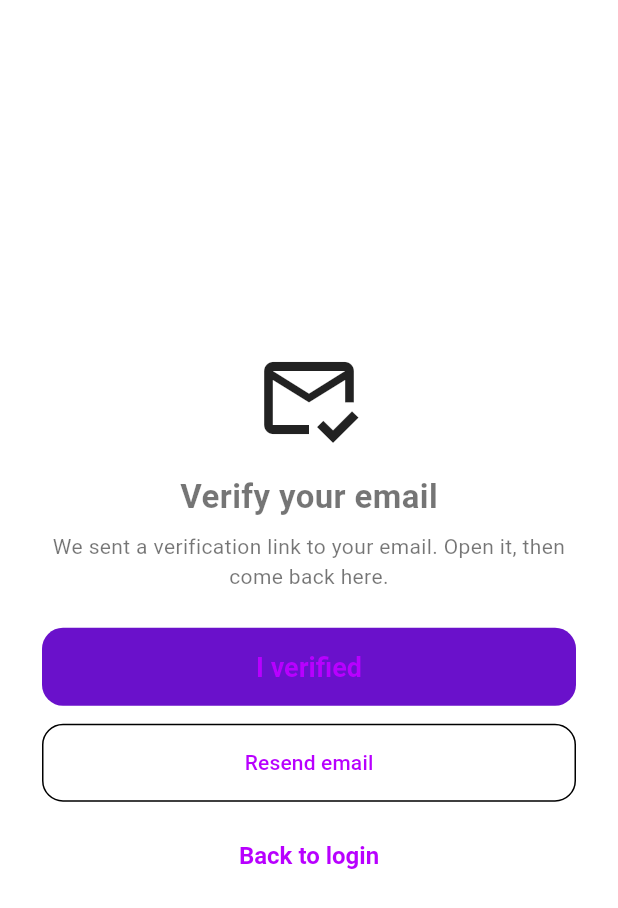
After one commit to ShahamHijab/visionbot, a Flutter app: the VerifyEmailScreen screen opened by its route, on a phone screen of 412 x 824 dp. The commit adds this screen. Shown: the top 908 px of the screen. Run offline on Flutter 3.47's test engine with Material 3 defaults, Android fonts, the phone set to English and light mode, and no system bars; our stand-ins replace cloud_firestore, firebase_auth, firebase_core, google_sign_in; accounts and stored records are empty.

Commit message:
trying to add verify email feature

```diff
--- a/mad_project/lib/routes/app_routes.dart
+++ b/mad_project/lib/routes/app_routes.dart
@@ -17,6 +17,7 @@ import '../screens/logs/logs_history_screen.dart';
 import '../screens/settings/settings_screen.dart';
 import '../screens/settings/about_screen.dart';
 import '../screens/settings/user_guide_screen.dart';
+import '../screens/auth/verify_email_screen.dart';
 
 class AppRoutes {
   // Auth Routes
@@ -25,6 +26,7 @@ class AppRoutes {
   static const String signup = '/signup';
   static const String forgotPassword = '/forgot-password';
   static const String roleSelection = '/role-selection';
+  static const String verifyEmail = '/verify-email';
 
   // Main Routes
   static const String dashboard = '/dashboard';
@@ -72,5 +74,6 @@ class AppRoutes {
     settings: (_) => const SettingsScreen(),
     about: (_) => const AboutScreen(),
     userGuide: (_) => const UserGuideScreen(),
+    verifyEmail: (_) => const VerifyEmailScreen(),
   };
 }
--- a/mad_project/lib/screens/auth/role_selection_screen.dart
+++ b/mad_project/lib/screens/auth/role_selection_screen.dart
@@ -1,3 +1,4 @@
+// lib/screens/auth/role_selection_screen.dart
 import 'package:flutter/material.dart';
 import 'package:firebase_auth/firebase_auth.dart';
 import '../../routes/app_routes.dart';
@@ -102,7 +103,7 @@ class _RoleSelectionScreenState extends State<RoleSelectionScreen> {
       if (!mounted) return;
       Navigator.pushNamedAndRemoveUntil(
         context,
-        AppRoutes.dashboard,
+        AppRoutes.verifyEmail,
         (route) => false,
       );
     } on FirebaseAuthException catch (e) {
--- /dev/null
+++ b/mad_project/lib/screens/auth/verify_email_screen.dart
@@ -0,0 +1,137 @@
+// lib/screens/auth/verify_email_screen.dart
+import 'package:flutter/material.dart';
+import '../../routes/app_routes.dart';
+import '../../services/auth_service.dart';
+
+class VerifyEmailScreen extends StatefulWidget {
+  const VerifyEmailScreen({super.key});
+
+  @override
+  State<VerifyEmailScreen> createState() => _VerifyEmailScreenState();
+}
+
+class _VerifyEmailScreenState extends State<VerifyEmailScreen> {
+  final AuthService _authService = AuthService();
+  bool _sending = false;
+  bool _checking = false;
+
+  Future<void> _resend() async {
+    setState(() => _sending = true);
+    try {
+      await _authService.resendEmailVerification();
+      if (!mounted) return;
+      ScaffoldMessenger.of(context).showSnackBar(
+        const SnackBar(
+          content: Text('Verification email sent'),
+          backgroundColor: Colors.green,
+        ),
+      );
+    } catch (_) {
+      if (!mounted) return;
+      ScaffoldMessenger.of(context).showSnackBar(
+        const SnackBar(
+          content: Text('Failed to send email'),
+          backgroundColor: Colors.red,
+        ),
+      );
+    } finally {
+      if (mounted) setState(() => _sending = false);
+    }
+  }
+
+  Future<void> _iVerified() async {
+    setState(() => _checking = true);
+    try {
+      final ok = await _authService.refreshAndCheckEmailVerified();
+      if (!mounted) return;
+
+      if (ok) {
+        Navigator.pushNamedAndRemoveUntil(
+          context,
+          AppRoutes.dashboard,
+          (route) => false,
+        );
+      } else {
+        ScaffoldMessenger.of(context).showSnackBar(
+          const SnackBar(
+            content: Text('Email not verified yet'),
+            backgroundColor: Colors.red,
+          ),
+        );
+      }
+    } finally {
+      if (mounted) setState(() => _checking = false);
+    }
+  }
+
+  @override
+  Widget build(BuildContext context) {
+    return Scaffold(
+      backgroundColor: Colors.white,
+      body: SafeArea(
+        child: Padding(
+          padding: const EdgeInsets.symmetric(horizontal: 28),
+          child: Column(
+            mainAxisAlignment: MainAxisAlignment.center,
+            children: [
+              const Icon(Icons.mark_email_read_outlined, size: 72),
+              const SizedBox(height: 14),
+              const Text(
+                'Verify your email',
+                style: TextStyle(fontSize: 22, fontWeight: FontWeight.w700),
+              ),
+              const SizedBox(height: 8),
+              const Text(
+                'We sent a verification link to your email. Open it, then come back here.',
+                textAlign: TextAlign.center,
+                style: TextStyle(color: Colors.black54),
+              ),
+              const SizedBox(height: 24),
+              SizedBox(
+                width: double.infinity,
+                height: 52,
+                child: ElevatedButton(
+                  onPressed: _checking ? null : _iVerified,
+                  style: ElevatedButton.styleFrom(
+                    backgroundColor: const Color(0xFF6A11CB),
+                    shape: RoundedRectangleBorder(
+                      borderRadius: BorderRadius.circular(14),
+                    ),
+                  ),
+                  child: Text(_checking ? 'Checking...' : 'I verified'),
+                ),
+              ),
+              const SizedBox(height: 12),
+              SizedBox(
+                width: double.infinity,
+                height: 52,
+                child: OutlinedButton(
+                  onPressed: _sending ? null : _resend,
+                  style: OutlinedButton.styleFrom(
+                    shape: RoundedRectangleBorder(
+                      borderRadius: BorderRadius.circular(14),
+                    ),
+                  ),
+                  child: Text(_sending ? 'Sending...' : 'Resend email'),
+                ),
+              ),
+              const SizedBox(height: 12),
+              TextButton(
+                onPressed: () async {
+                  await _authService.signOut();
+                  if (!mounted) return;
+                  Navigator.pushNamedAndRemoveUntil(
+                    context,
+                    AppRoutes.login,
+                    (route) => false,
+                  );
+                },
+                child: const Text('Back to login'),
+              ),
+            ],
+          ),
+        ),
+      ),
+    );
+  }
+}
```
Also changed, not shown: mad_project/lib/screens/auth/login_screen.dart (+16 -1 lines), mad_project/lib/services/auth_service.dart (+44 -56 lines).
